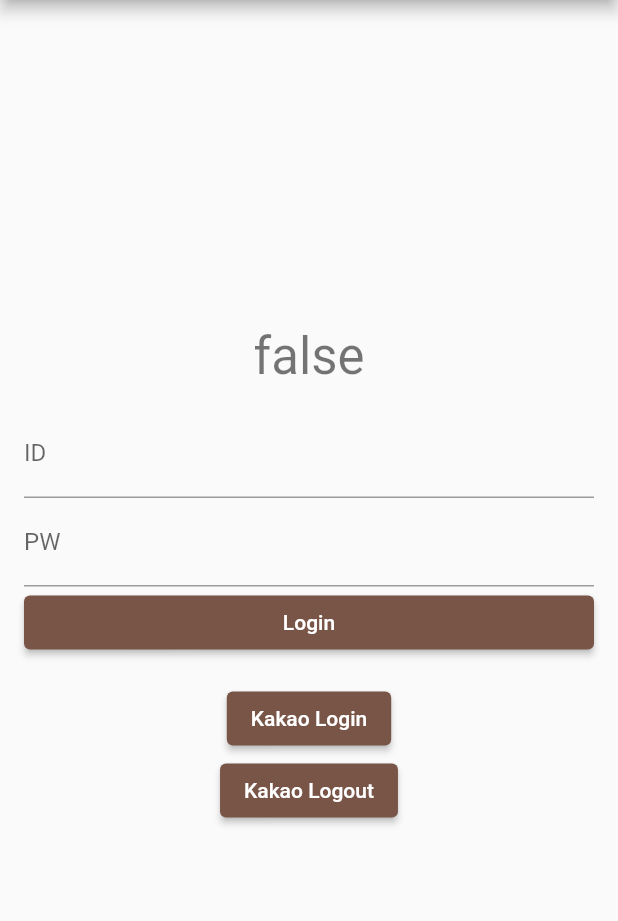
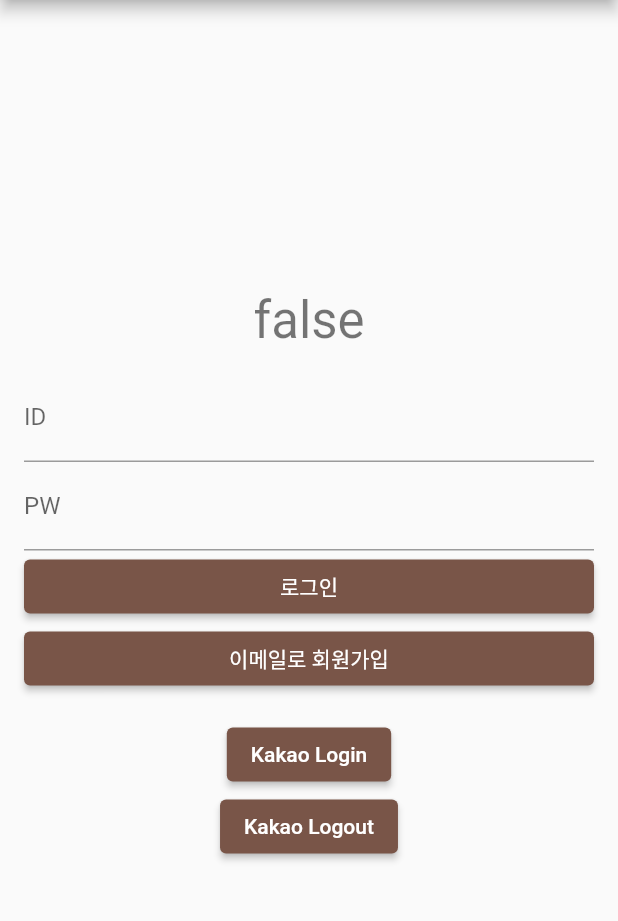
Before and after one commit to gahyeon111/2nd_week, a Flutter app: the screen it shows after launch, on a phone screen of 412 x 824 dp, the part 84-1005 px from its top. Run offline on Flutter 3.47's test engine with Material 2 defaults, Android fonts, the phone set to English and light mode, and no system bars; our stand-ins replace fluttertoast; missing offline and left inert: dart:ffi, kakao_flutter_sdk, kakao_flutter_sdk_user.

Commit message:
make directories

```diff
--- a/untitled/lib/play.dart
+++ b/untitled/lib/game/play.dart
@@ -3,8 +3,8 @@ import 'dart:ffi';
 import 'package:flutter/material.dart';
 
 import 'dart:math';
-import 'package:untitled/block_unit.dart';
-import 'package:untitled/coordinate.dart';
+import 'package:untitled/game/block_unit.dart';
+import 'package:untitled/game/coordinate.dart';
 
 class PlayScreen extends StatelessWidget {
   const PlayScreen({Key? key}) : super(key: key);
--- a/untitled/lib/kakao_login.dart
+++ b/untitled/lib/kakaologin/kakao_login.dart
@@ -1,4 +1,4 @@
-import 'package:untitled/social_login.dart';
+import 'package:untitled/kakaologin/social_login.dart';
 import 'package:kakao_flutter_sdk_user/kakao_flutter_sdk_user.dart';
 
 class KakaoLogin implements SocialLogin {
--- a/untitled/lib/main_view_model.dart
+++ b/untitled/lib/kakaologin/main_view_model.dart
@@ -1,6 +1,6 @@
 import 'package:flutter/material.dart';
 import 'package:flutter/widgets.dart';
-import 'package:untitled/social_login.dart';
+import 'package:untitled/kakaologin/social_login.dart';
 import 'package:kakao_flutter_sdk_user/kakao_flutter_sdk_user.dart';
 
 class MainViewModel {
--- a/untitled/lib/main.dart
+++ b/untitled/lib/main.dart
@@ -5,9 +5,9 @@ import 'package:flutter/material.dart';
 
 // kakao login
 import 'package:kakao_flutter_sdk/kakao_flutter_sdk.dart';
-import 'package:untitled/kakao_login.dart';
-import 'package:untitled/main_view_model.dart';
-import 'package:untitled/play.dart';
+import 'package:untitled/kakaologin/kakao_login.dart';
+import 'package:untitled/kakaologin/main_view_model.dart';
+import 'package:untitled/game/play.dart';
 import 'package:fluttertoast/fluttertoast.dart';
 import 'package:untitled/startpage.dart';
 
@@ -21,7 +21,6 @@ class MyApp extends StatelessWidget {
 
   //StreamController<Int> streamController;
 
-  // This widget is the root of your application.
   @override
   Widget build(BuildContext context) {
     return MaterialApp(
@@ -36,15 +35,6 @@ class MyApp extends StatelessWidget {
 
 class MyHomePage extends StatefulWidget {
   const MyHomePage({Key? key, required this.title}) : super(key: key);
-
-  // This widget is the home page of your application. It is stateful, meaning
-  // that it has a State object (defined below) that contains fields that affect
-  // how it looks.
-
-  // This class is the configuration for the state. It holds the values (in this
-  // case the title) provided by the parent (in this case the App widget) and
-  // used by the build method of the State. Fields in a Widget subclass are
-  // always marked "final".
 
   final String title;
 
@@ -128,7 +118,12 @@ class _MyHomePageState extends State<MyHomePage> {
                               ),
                               ElevatedButton(
                                   onPressed: validateAndSave,
-                                  child: Text('Login'))
+                                  child: Text('로그인')
+                              ),
+                              ElevatedButton(
+                                  onPressed: validateAndSave,
+                                  child: Text('이메일로 회원가입')
+                              ),
                             ],
                           )
                       ),
@@ -161,6 +156,5 @@ class _MyHomePageState extends State<MyHomePage> {
         }
       ),
     );
-      ;
   }
 }
--- a/untitled/lib/startpage.dart
+++ b/untitled/lib/startpage.dart
@@ -1,7 +1,7 @@
 import 'package:flutter/material.dart';
 import 'package:untitled/main.dart';
-import 'package:untitled/play.dart';
-import 'package:untitled/main_view_model.dart';
+import 'package:untitled/game/play.dart';
+import 'package:untitled/kakaologin/main_view_model.dart';
 
 class StartPage extends StatelessWidget {
   const StartPage({Key? key}) : super(key: key);
```
Also changed, not shown: untitled/lib/game/block_unit.dart (renamed from untitled/lib/block_unit.dart), untitled/lib/game/coordinate.dart (renamed from untitled/lib/coordinate.dart), untitled/lib/kakaologin/social_login.dart (renamed from untitled/lib/social_login.dart).
